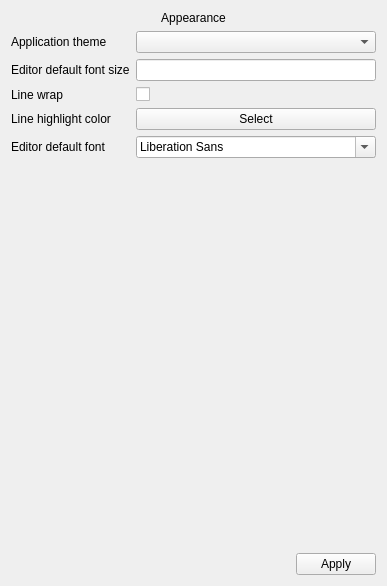
This is src/settingsPages/stylesettingspage.ui in N1vn0vem8er/8080ide as Qt 5 draws it before an edit. The edited form follows.
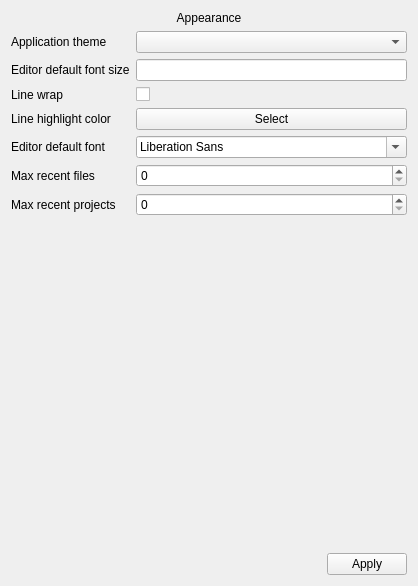
This is the edited form.

Commit message: Added max recent files and projects settings

Diff of the .ui file:
```diff
--- a/src/settingsPages/stylesettingspage.ui
+++ b/src/settingsPages/stylesettingspage.ui
@@ -6,7 +6,7 @@
    <rect>
     <x>0</x>
     <y>0</y>
-    <width>387</width>
+    <width>418</width>
     <height>586</height>
    </rect>
   </property>
@@ -88,6 +88,26 @@
      <item row="4" column="1">
       <widget class="QFontComboBox" name="fontComboBox"/>
      </item>
+     <item row="5" column="0">
+      <widget class="QLabel" name="label_7">
+       <property name="text">
+        <string>Max recent files</string>
+       </property>
+      </widget>
+     </item>
+     <item row="5" column="1">
+      <widget class="QSpinBox" name="maxRecentFilesSpinBox"/>
+     </item>
+     <item row="6" column="0">
+      <widget class="QLabel" name="label_8">
+       <property name="text">
+        <string>Max recent projects</string>
+       </property>
+      </widget>
+     </item>
+     <item row="6" column="1">
+      <widget class="QSpinBox" name="maxRecentProjectsSpinBox"/>
+     </item>
     </layout>
    </item>
    <item>
```
The commit also changes 5 other files.
